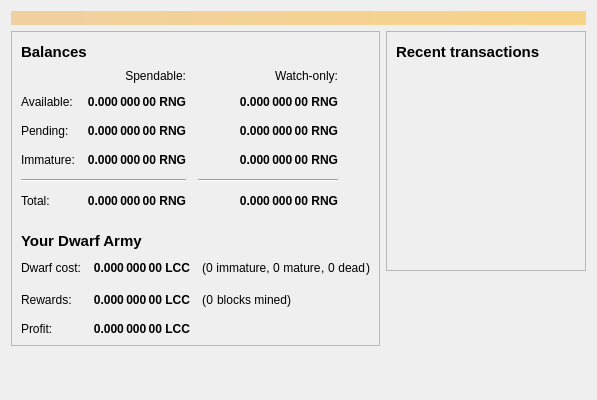
litecoincash-project/ring, file src/qt/forms/overviewpage.ui: the form before one commit.
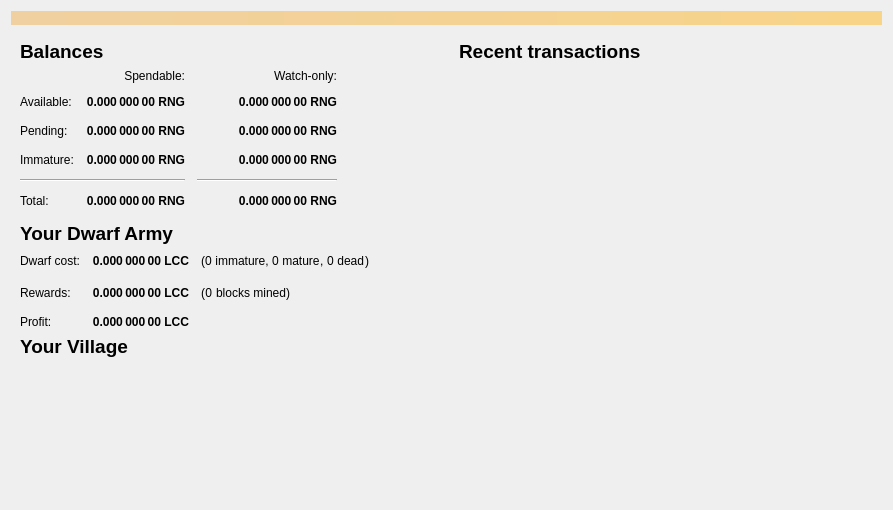
The form after the commit. Icons and pictures are not drawn.

Commit message: The Village, binning issue fix, chain resolution fixes, UI tweaks

```diff
--- a/src/qt/forms/overviewpage.ui
+++ b/src/qt/forms/overviewpage.ui
@@ -6,8 +6,8 @@
    <rect>
     <x>0</x>
     <y>0</y>
-    <width>596</width>
-    <height>400</height>
+    <width>893</width>
+    <height>510</height>
    </rect>
   </property>
   <property name="windowTitle">
@@ -39,11 +39,17 @@
       <layout class="QVBoxLayout" name="verticalLayout_2">
        <item>
         <widget class="QFrame" name="frame">
+         <property name="sizePolicy">
+          <sizepolicy hsizetype="Preferred" vsizetype="Preferred">
+           <horstretch>0</horstretch>
+           <verstretch>0</verstretch>
+          </sizepolicy>
+         </property>
          <property name="frameShape">
-          <enum>QFrame::StyledPanel</enum>
+          <enum>QFrame::NoFrame</enum>
          </property>
          <property name="frameShadow">
-          <enum>QFrame::Raised</enum>
+          <enum>QFrame::Plain</enum>
          </property>
          <layout class="QVBoxLayout" name="verticalLayout_4">
           <item>
@@ -52,7 +58,7 @@
              <widget class="QLabel" name="label_5">
               <property name="font">
                <font>
-                <pointsize>11</pointsize>
+                <pointsize>14</pointsize>
                 <weight>75</weight>
                 <bold>true</bold>
                </font>
@@ -415,7 +421,7 @@
             <property name="sizeHint" stdset="0">
              <size>
               <width>20</width>
-              <height>16</height>
+              <height>8</height>
              </size>
             </property>
            </spacer>
@@ -426,7 +432,7 @@
              <widget class="QLabel" name="label_6">
               <property name="font">
                <font>
-                <pointsize>11</pointsize>
+                <pointsize>14</pointsize>
                 <weight>75</weight>
                 <bold>true</bold>
                </font>
@@ -730,33 +736,118 @@
             </item>
            </layout>
           </item>
+          <item>
+           <spacer name="verticalSpacer_4">
+            <property name="orientation">
+             <enum>Qt::Vertical</enum>
+            </property>
+            <property name="sizeType">
+             <enum>QSizePolicy::Expanding</enum>
+            </property>
+            <property name="sizeHint" stdset="0">
+             <size>
+              <width>20</width>
+              <height>8</height>
+             </size>
+            </property>
+           </spacer>
+          </item>
+          <item>
+           <layout class="QHBoxLayout" name="horizontalLayout_5">
+            <item>
+             <widget class="QLabel" name="label_9">
+              <property name="font">
+               <font>
+                <pointsize>14</pointsize>
+                <weight>75</weight>
+                <bold>true</bold>
+               </font>
+              </property>
+              <property name="styleSheet">
+               <string notr="true"/>
+              </property>
+              <property name="text">
+               <string>Your Village</string>
+              </property>
+             </widget>
+            </item>
+            <item>
+             <widget class="QLabel" name="villageNameLabel">
+              <property name="font">
+               <font>
+                <pointsize>14</pointsize>
+                <weight>75</weight>
+                <bold>true</bold>
+               </font>
+              </property>
+              <property name="styleSheet">
+               <string notr="true"/>
+              </property>
+              <property name="text">
+               <string/>
+              </property>
+             </widget>
+            </item>
+            <item>
+             <spacer name="horizontalSpacer_5">
+              <property name="orientation">
+               <enum>Qt::Horizontal</enum>
+              </property>
+              <property name="sizeHint" stdset="0">
+               <size>
+                <width>40</width>
+                <height>20</height>
+               </size>
+              </property>
+             </spacer>
+            </item>
+           </layout>
+          </item>
+          <item>
+           <widget class="QGraphicsView" name="graphicsView">
+            <property name="styleSheet">
+             <string notr="true">background-color:#00000000</string>
+            </property>
+            <property name="frameShape">
+             <enum>QFrame::NoFrame</enum>
+            </property>
+            <property name="frameShadow">
+             <enum>QFrame::Plain</enum>
+            </property>
+            <property name="verticalScrollBarPolicy">
+             <enum>Qt::ScrollBarAlwaysOff</enum>
+            </property>
+            <property name="horizontalScrollBarPolicy">
+             <enum>Qt::ScrollBarAlwaysOff</enum>
+            </property>
+            <property name="interactive">
+             <bool>false</bool>
+            </property>
+            <property name="alignment">
+             <set>Qt::AlignLeading|Qt::AlignLeft|Qt::AlignTop</set>
+            </property>
+           </widget>
+          </item>
          </layout>
         </widget>
        </item>
-       <item>
-        <spacer name="verticalSpacer">
-         <property name="orientation">
-          <enum>Qt::Vertical</enum>
-         </property>
-         <property name="sizeHint" stdset="0">
-          <size>
-           <width>20</width>
-           <height>40</height>
-          </size>
-         </property>
-        </spacer>
-       </item>
       </layout>
      </item>
      <item>
       <layout class="QVBoxLayout" name="verticalLayout_3">
        <item>
         <widget class="QFrame" name="frame_2">
+         <property name="sizePolicy">
+          <sizepolicy hsizetype="Preferred" vsizetype="Preferred">
+           <horstretch>0</horstretch>
+           <verstretch>0</verstretch>
+          </sizepolicy>
+         </property>
          <property name="frameShape">
-          <enum>QFrame::StyledPanel</enum>
+          <enum>QFrame::NoFrame</enum>
          </property>
          <property name="frameShadow">
-          <enum>QFrame::Raised</enum>
+          <enum>QFrame::Plain</enum>
          </property>
          <layout class="QVBoxLayout" name="verticalLayout">
           <item>
@@ -765,7 +856,7 @@
              <widget class="QLabel" name="label_4">
               <property name="font">
                <font>
-                <pointsize>11</pointsize>
+                <pointsize>14</pointsize>
                 <weight>75</weight>
                 <bold>true</bold>
                </font>
@@ -846,7 +937,7 @@
         </widget>
        </item>
        <item>
-        <spacer name="verticalSpacer_2">
+        <spacer name="verticalSpacer">
          <property name="orientation">
           <enum>Qt::Vertical</enum>
          </property>
```
The commit also changes 58 other files.
